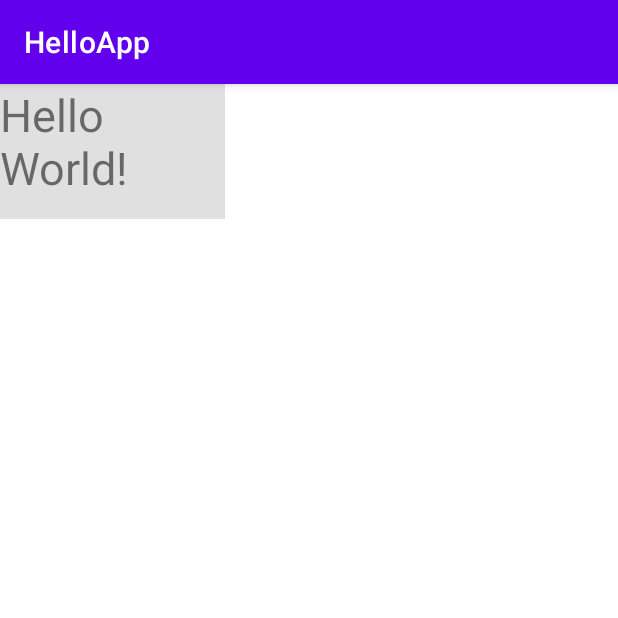
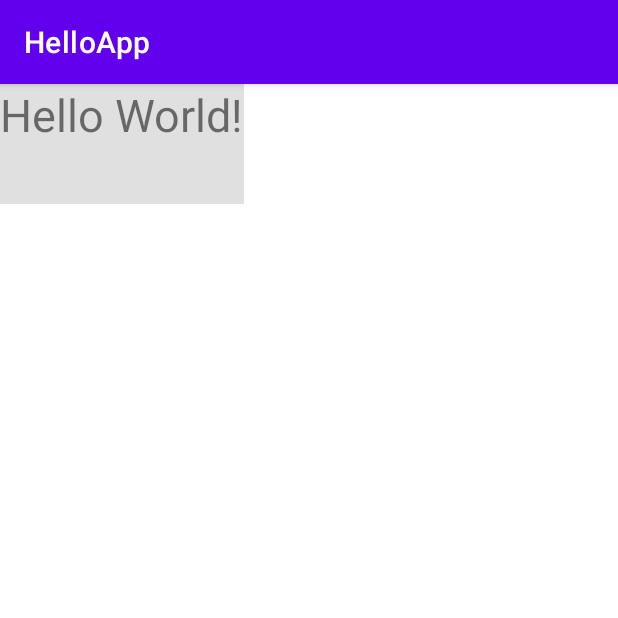
Before and after one commit to dannnik4/HelloAppAndroid, an Android app: the screen it shows after launch (MainActivity), on a phone screen of 412 x 824 dp, the top half of it. Run offline under Robolectric (Android 15) with nearby library versions, the phone set to English and light mode, and no system bars.

Commit message:
Update fifth_layout.xml

```diff
--- a/app/src/main/res/layout/fifth_layout.xml
+++ b/app/src/main/res/layout/fifth_layout.xml
@@ -8,8 +8,8 @@
     tools:context=".MainActivity">
 
     <TextView
-        android:layout_height="90dp"
-        android:layout_width="150dp"
+        android:layout_height="80dp"
+        android:layout_width="wrap_content"
         android:text="Hello World!"
         android:textSize="30sp"
         android:background="#e0e0e0"
```
